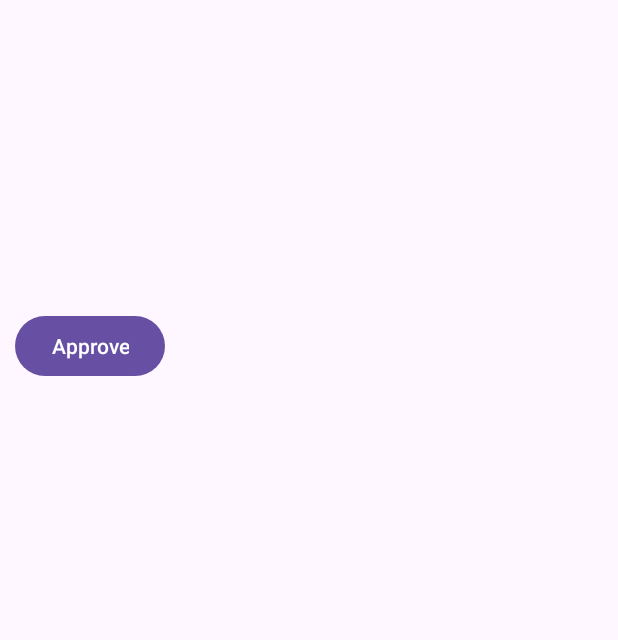
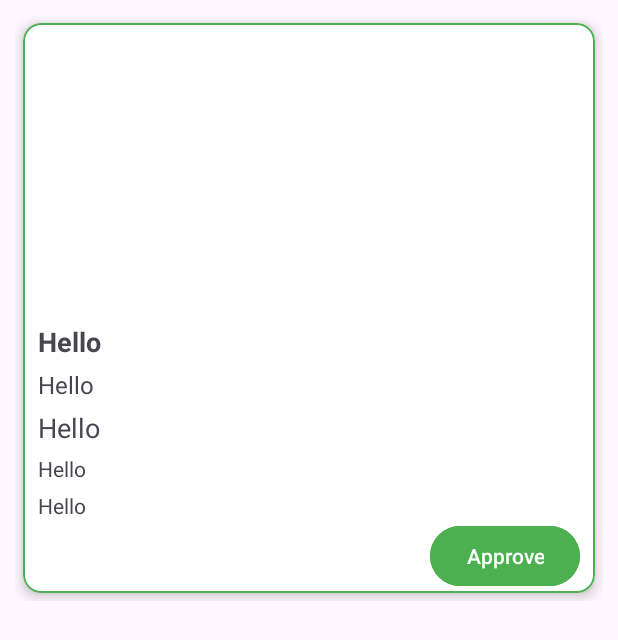
Before and after one commit to vishal-bhutekar21/EcoTrack, an Android app: the layout item_waste.xml on its own in the app's theme, with its tools: preview values and no code run, on a phone screen of 412 x 824 dp. Shown: the top 640 px of the screen. Run offline under Robolectric (Android 15) with nearby library versions, the light colour scheme and no system bars.

Commit message:
Project Done

```diff
--- a/app/src/main/AndroidManifest.xml
+++ b/app/src/main/AndroidManifest.xml
@@ -49,6 +49,7 @@
         <activity android:name=".Manager.CollectionSchedulingActivity" android:exported="false" />
         <activity android:name=".Manager.WasteMonitoringActivity" android:exported="false" />
         <activity android:name=".Manager.Manager" android:exported="false" />
+        <activity android:name=".Manager.WasteRequest" android:exported="false"/>
         <activity android:name=".Admin.SystemSettingsActivity" android:exported="false" />
         <activity android:name=".Admin.ReportsActivity" android:exported="false" />
         <activity android:name=".Admin.ApprovalRequestsActivity" android:exported="false" />
--- a/app/src/main/java/com/example/ecotrack/Manager/WasteRequest.java
+++ b/app/src/main/java/com/example/ecotrack/Manager/WasteRequest.java
@@ -48,7 +48,10 @@ public class WasteRequest extends AppCompatActivity {
                 wasteList.clear();
                 for (DataSnapshot dataSnapshot : snapshot.getChildren()) {
                     WasteEntry wasteEntry = dataSnapshot.getValue(WasteEntry.class);
-                    wasteList.add(wasteEntry);
+                    if (wasteEntry != null) {
+                        wasteEntry.setKey(dataSnapshot.getKey()); // Assign Firebase key
+                        wasteList.add(wasteEntry);
+                    }
                 }
                 adapter.notifyDataSetChanged();
             }
@@ -59,4 +62,5 @@ public class WasteRequest extends AppCompatActivity {
             }
         });
     }
+
 }
--- a/app/src/main/res/layout/item_waste.xml
+++ b/app/src/main/res/layout/item_waste.xml
@@ -1,38 +1,71 @@
 <LinearLayout xmlns:android="http://schemas.android.com/apk/res/android"
     android:layout_width="match_parent"
     android:layout_height="wrap_content"
+    xmlns:app="http://schemas.android.com/apk/res-auto"
     android:orientation="vertical"
     android:padding="10dp">
 
+    <com.google.android.material.card.MaterialCardView
+        android:layout_width="match_parent"
+        android:layout_height="380dp"
+        android:layout_margin="5dp"
+        app:cardElevation="5dp"
+        android:backgroundTint="@color/white"
+        app:strokeColor="@color/green">
+        <LinearLayout
+            android:layout_width="match_parent"
+            android:layout_height="match_parent"
+            android:orientation="vertical">
     <ImageView
         android:id="@+id/imageView"
-        android:layout_width="100dp"
-        android:layout_height="100dp"
+        android:layout_width="match_parent"
+        android:layout_height="200dp"
         android:scaleType="centerCrop"/>
-
+            <TextView android:id="@+id/wasteType"
+                android:layout_width="wrap_content"
+                android:text="Hello"
+                android:textSize="18dp"
+                android:textStyle="bold"
+                android:layout_marginLeft="10dp"
+                android:layout_height="wrap_content"/>
+            <TextView android:id="@+id/subType"
+                android:layout_width="wrap_content"
+                android:textSize="16dp"
+                android:layout_marginTop="5dp"
+                android:text="Hello"
+                android:layout_marginLeft="10dp"
+                android:layout_height="wrap_content"/>
     <TextView android:id="@+id/amount"
         android:layout_width="wrap_content"
+        android:text="Hello"
+        android:textSize="18dp"
+        android:layout_marginTop="5dp"
+        android:layout_marginLeft="10dp"
         android:layout_height="wrap_content"/>
 
     <TextView android:id="@+id/date"
         android:layout_width="wrap_content"
+        android:layout_marginTop="5dp"
+        android:text="Hello"
+        android:layout_marginLeft="10dp"
         android:layout_height="wrap_content"/>
 
     <TextView android:id="@+id/recyclable"
         android:layout_width="wrap_content"
-        android:layout_height="wrap_content"/>
-
-    <TextView android:id="@+id/subType"
-        android:layout_width="wrap_content"
-        android:layout_height="wrap_content"/>
-
-    <TextView android:id="@+id/wasteType"
-        android:layout_width="wrap_content"
+        android:layout_marginTop="5dp"
+        android:layout_marginLeft="10dp"
+        android:text="Hello"
         android:layout_height="wrap_content"/>
 
     <Button android:id="@+id/approveButton"
         android:layout_width="wrap_content"
         android:layout_height="wrap_content"
+        android:layout_gravity="right"
+        android:layout_marginRight="10dp"
+        android:backgroundTint="@color/green"
         android:text="Approve"/>
+        </LinearLayout>
+    </com.google.android.material.card.MaterialCardView>
+
 
 </LinearLayout>
```
Also changed, not shown: app/src/main/java/com/example/ecotrack/Manager/WasteAdapter.java (+22 -5 lines), app/src/main/java/com/example/ecotrack/Manager/WasteEntry.java (+38 -10 lines), app/src/main/res/layout/dialog_add_waste.xml (+12 -5 lines), app/src/main/res/layout/item_waste_entry.xml (+26 -0 lines).
